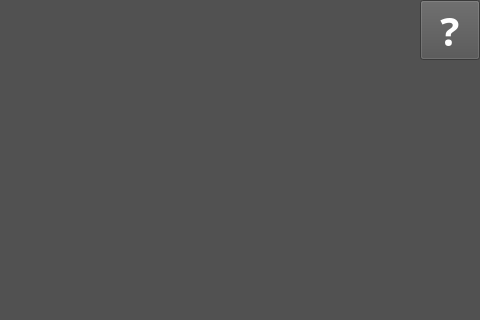
Qt form Spell.ui (liyuxuan2003/ParrotWords) before a commit; both pictures show x 720 to 1200 and y 0 to 320 of the 1200 by 675 pixel window.
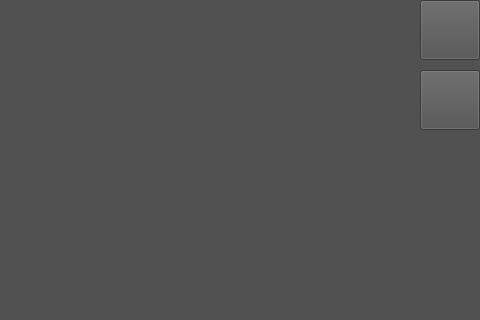
The same form after that commit. Icons and pictures are not drawn.

Diff of the .ui file:
```diff
--- a/Spell.ui
+++ b/Spell.ui
@@ -499,10 +499,34 @@
     </font>
    </property>
    <property name="styleSheet">
-    <string notr="true">color: rgb(255, 255, 255);</string>
+    <string notr="true">image: url(:/PNG/Icon/Help.png);</string>
    </property>
    <property name="text">
-    <string>?</string>
+    <string/>
+   </property>
+  </widget>
+  <widget class="QPushButton" name="pushButtonSearch">
+   <property name="geometry">
+    <rect>
+     <x>1140</x>
+     <y>70</y>
+     <width>60</width>
+     <height>60</height>
+    </rect>
+   </property>
+   <property name="font">
+    <font>
+     <family>微软雅黑</family>
+     <pointsize>30</pointsize>
+     <weight>75</weight>
+     <bold>true</bold>
+    </font>
+   </property>
+   <property name="styleSheet">
+    <string notr="true">image: url(:/PNG/Icon/Search.png);</string>
+   </property>
+   <property name="text">
+    <string/>
    </property>
   </widget>
  </widget>
```
